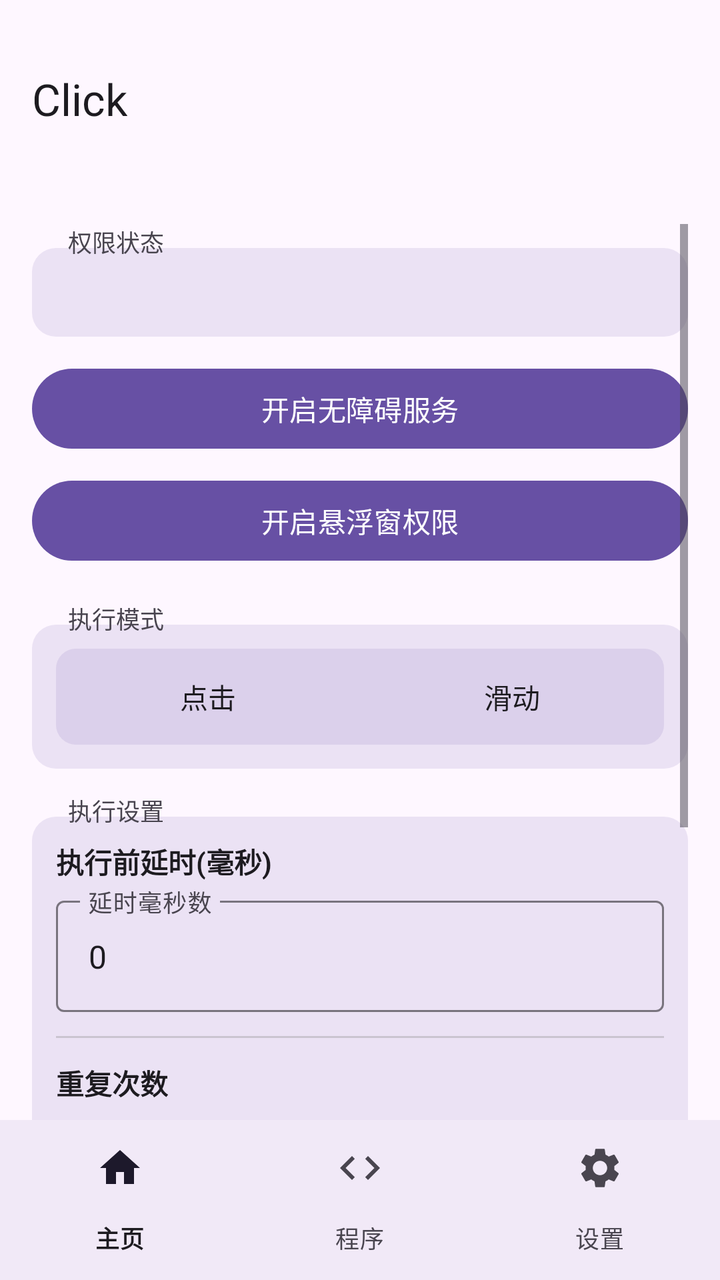
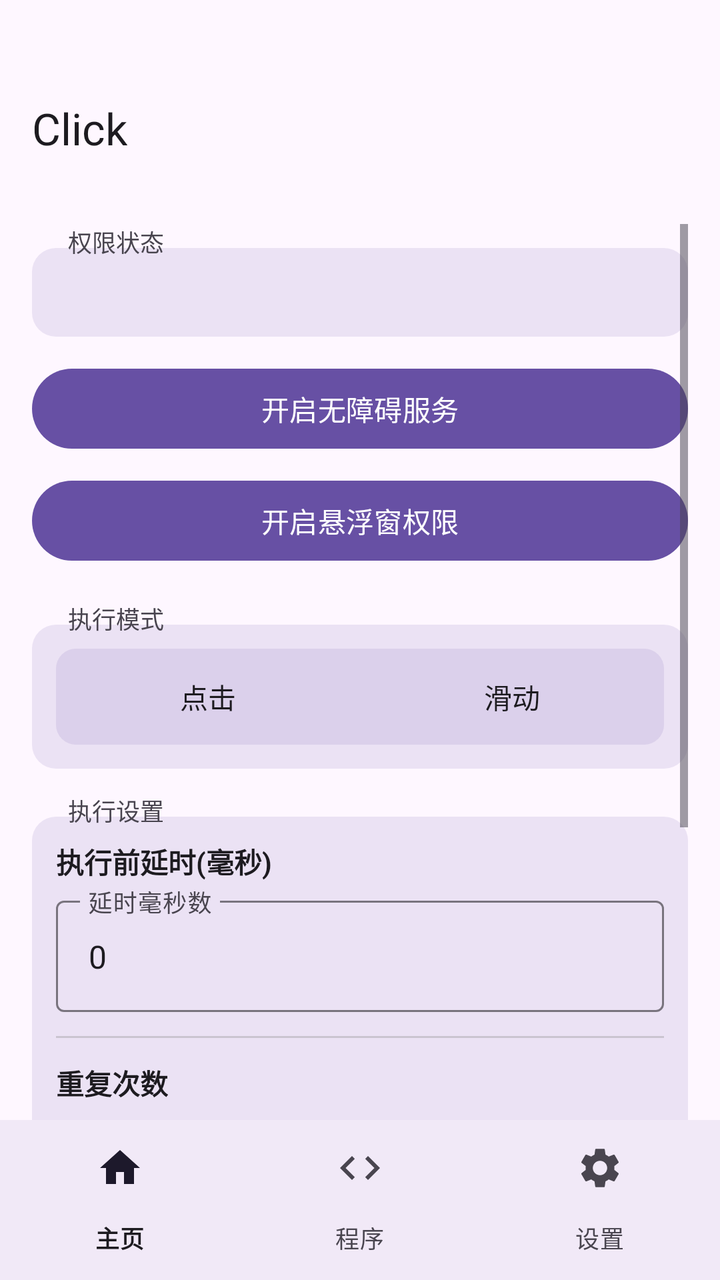

The first picture is an Android layout as it rendered before a commit; the second is the same layout after the commit. The layout source and the unified diff follow.
<!-- AndroidManifest.xml: activity theme Theme.Click -->
<!-- res/layout/activity_main.xml -->
<?xml version="1.0" encoding="utf-8"?>
<LinearLayout xmlns:android="http://schemas.android.com/apk/res/android"
    xmlns:app="http://schemas.android.com/apk/res-auto"
    android:layout_width="match_parent"
    android:layout_height="match_parent"
    android:fitsSystemWindows="false"
    android:orientation="vertical">

    
    <com.google.android.material.appbar.MaterialToolbar
        android:id="@+id/toolbar"
        android:layout_width="match_parent"
        android:layout_height="96dp"
        android:paddingBottom="28dp"
        android:gravity="bottom"
        android:background="?attr/colorSurface"
        app:title="Click"
        app:titleTextColor="?attr/colorOnSurface" />

    
    <ScrollView
        android:id="@+id/home_content"
        android:layout_width="match_parent"
        android:layout_height="0dp"
        android:layout_weight="1"
        android:clipToPadding="false"
        android:paddingBottom="16dp"
        android:paddingHorizontal="16dp"
        android:paddingTop="16dp">

        <LinearLayout
            android:layout_width="match_parent"
            android:layout_height="wrap_content"
            android:orientation="vertical">

            
            <TextView
                android:layout_width="wrap_content"
                android:layout_height="wrap_content"
                android:text="权限状态"
                android:textSize="12sp"
                android:textColor="?attr/colorOnSurfaceVariant"
                android:background="@android:color/transparent"
                android:paddingHorizontal="6dp"
                android:layout_marginStart="12dp"
                android:layout_marginBottom="-6dp"
                android:elevation="2dp" />

            
            <LinearLayout
                android:layout_width="match_parent"
                android:layout_height="wrap_content"
                android:orientation="vertical"
                android:background="@drawable/section_border"
                android:padding="12dp">

                <TextView
                    android:id="@+id/statusText"
                    android:layout_width="match_parent"
                    android:layout_height="wrap_content"
                    android:gravity="start"
                    android:textSize="15sp"
                    android:textStyle="bold"
                    android:textColor="?attr/colorOnSurface" />
            </LinearLayout>

            <Button
                android:id="@+id/btnEnableService"
                android:layout_width="match_parent"
                android:layout_height="wrap_content"
                android:layout_marginTop="12dp"
                android:text="开启无障碍服务" />

            <Button
                android:id="@+id/btnEnableOverlay"
                android:layout_width="match_parent"
                android:layout_height="wrap_content"
                android:layout_marginTop="8dp"
                android:text="开启悬浮窗权限" />

            
            <TextView
                android:layout_width="wrap_content"
                android:layout_height="wrap_content"
                android:layout_marginTop="16dp"
                android:text="执行模式"
                android:textSize="12sp"
                android:textColor="?attr/colorOnSurfaceVariant"
                android:background="@android:color/transparent"
                android:paddingHorizontal="6dp"
                android:layout_marginStart="12dp"
                android:layout_marginBottom="-6dp"
                android:elevation="2dp" />

            
            <LinearLayout
                android:layout_width="match_parent"
                android:layout_height="wrap_content"
                android:orientation="vertical"
                android:background="@drawable/section_border"
                android:padding="12dp">

                <FrameLayout
                    android:layout_width="match_parent"
                    android:layout_height="wrap_content"
                    android:background="@drawable/segment_bg">

                    <View
                        android:id="@+id/modeIndicator"
                        android:layout_width="0dp"
                        android:layout_height="36dp"
                        android:layout_gravity="center_vertical"
                        android:layout_marginStart="4dp"
                        android:background="@drawable/segment_selected" />

                    <LinearLayout
                        android:layout_width="match_parent"
                        android:layout_height="wrap_content"
                        android:orientation="horizontal">

                        <Button
                            android:id="@+id/radioClick"
                            android:layout_width="0dp"
                            android:layout_height="wrap_content"
                            android:layout_weight="1"
                            android:text="点击"
                            android:background="@android:color/transparent"
                            android:textColor="@color/btn_text_selector" />

                        <Button
                            android:id="@+id/radioSwipe"
                            android:layout_width="0dp"
                            android:layout_height="wrap_content"
                            android:layout_weight="1"
                            android:text="滑动"
                            android:background="@android:color/transparent"
                            android:textColor="@color/btn_text_selector" />
                    </LinearLayout>
                </FrameLayout>

                <LinearLayout
                    android:id="@+id/swipeParams"
                    android:layout_width="match_parent"
                    android:layout_height="wrap_content"
                    android:orientation="vertical"
                    android:visibility="gone"
                    android:layout_marginTop="12dp">

                    <View
                        android:layout_width="match_parent"
                        android:layout_height="1dp"
                        android:background="?attr/colorOutlineVariant" />

                    <TextView
                        android:layout_width="wrap_content"
                        android:layout_height="wrap_content"
                        android:layout_marginTop="12dp"
                        android:text="滑动方式"
                        android:textSize="13sp"
                        android:textStyle="bold"
                        android:textColor="?attr/colorOnSurface" />

                    <FrameLayout
                        android:layout_width="match_parent"
                        android:layout_height="wrap_content"
                        android:layout_marginTop="8dp"
                        android:background="@drawable/segment_bg">

                        <View
                            android:id="@+id/swipeMethodIndicator"
                            android:layout_width="0dp"
                            android:layout_height="36dp"
                            android:layout_gravity="center_vertical"
                            android:layout_marginStart="4dp"
                            android:background="@drawable/segment_selected" />

                        <LinearLayout
                            android:layout_width="match_parent"
                            android:layout_height="wrap_content"
                            android:orientation="horizontal">

                            <Button
                                android:id="@+id/radioSwipeManual"
                                android:layout_width="0dp"
                                android:layout_height="wrap_content"
                                android:layout_weight="1"
                                android:text="手动参数"
                                android:background="@android:color/transparent"
                                android:textColor="@color/btn_text_selector" />

                            <Button
                                android:id="@+id/radioSwipeGesture"
                                android:layout_width="0dp"
                                android:layout_height="wrap_content"
                                android:layout_weight="1"
                                android:text="手势录制"
                                android:background="@android:color/transparent"
                                android:textColor="@color/btn_text_selector" />
                        </LinearLayout>
                    </FrameLayout>

                    <LinearLayout
                        android:id="@+id/manualSwipeParams"
                        android:layout_width="match_parent"
                        android:layout_height="wrap_content"
                        android:orientation="vertical"
                        android:layout_marginTop="12dp">

                        <TextView
                            android:layout_width="wrap_content"
                            android:layout_height="wrap_content"
                            android:text="起点"
                            android:textSize="13sp"
                            android:textColor="?attr/colorPrimary" />

                        <LinearLayout
                            android:layout_width="match_parent"
                            android:layout_height="wrap_content"
                            android:layout_marginTop="4dp"
                            android:orientation="horizontal">

                            <com.google.android.material.textfield.TextInputLayout
                                android:layout_width="0dp"
                                android:layout_height="wrap_content"
                                android:layout_weight="1"
                                android:layout_marginEnd="4dp"
                                android:hint="起点 X (横向坐标)"
                                style="@style/Widget.Material3.TextInputLayout.OutlinedBox">

                                <com.google.android.material.textfield.TextInputEditText
                                    android:id="@+id/inputSwipeX1"
                                    android:layout_width="match_parent"
                                    android:layout_height="wrap_content"
                                    android:inputType="numberDecimal" />
                            </com.google.android.material.textfield.TextInputLayout>

                            <com.google.android.material.textfield.TextInputLayout
                                android:layout_width="0dp"
                                android:layout_height="wrap_content"
                                android:layout_weight="1"
                                android:layout_marginStart="4dp"
                                android:hint="起点 Y (纵向坐标)"
                                style="@style/Widget.Material3.TextInputLayout.OutlinedBox">

                                <com.google.android.material.textfield.TextInputEditText
                                    android:id="@+id/inputSwipeY1"
                                    android:layout_width="match_parent"
                                    android:layout_height="wrap_content"
                                    android:inputType="numberDecimal" />
                            </com.google.android.material.textfield.TextInputLayout>
                        </LinearLayout>

                        <TextView
                            android:layout_width="wrap_content"
                            android:layout_height="wrap_content"
                            android:layout_marginTop="8dp"
                            android:text="终点"
                            android:textSize="13sp"
                            android:textColor="?attr/colorPrimary" />

                        <LinearLayout
                            android:layout_width="match_parent"
                            android:layout_height="wrap_content"
                            android:layout_marginTop="4dp"
                            android:orientation="horizontal">

                            <com.google.android.material.textfield.TextInputLayout
                                android:layout_width="0dp"
                                android:layout_height="wrap_content"
                                android:layout_weight="1"
                                android:layout_marginEnd="4dp"
                                android:hint="终点 X (横向坐标)"
                                style="@style/Widget.Material3.TextInputLayout.OutlinedBox">

                                <com.google.android.material.textfield.TextInputEditText
                                    android:id="@+id/inputSwipeX2"
                                    android:layout_width="match_parent"
                                    android:layout_height="wrap_content"
                                    android:inputType="numberDecimal" />
                            </com.google.android.material.textfield.TextInputLayout>

                            <com.google.android.material.textfield.TextInputLayout
                                android:layout_width="0dp"
                                android:layout_height="wrap_content"
                                android:layout_weight="1"
                                android:layout_marginStart="4dp"
                                android:hint="终点 Y (纵向坐标)"
                                style="@style/Widget.Material3.TextInputLayout.OutlinedBox">

                                <com.google.android.material.textfield.TextInputEditText
                                    android:id="@+id/inputSwipeY2"
                                    android:layout_width="match_parent"
                                    android:layout_height="wrap_content"
                                    android:inputType="numberDecimal" />
                            </com.google.android.material.textfield.TextInputLayout>
                        </LinearLayout>

                        <TextView
                            android:layout_width="wrap_content"
                            android:layout_height="wrap_content"
                            android:layout_marginTop="8dp"
                            android:text="时长"
                            android:textSize="13sp"
                            android:textColor="?attr/colorPrimary" />

                        <com.google.android.material.textfield.TextInputLayout
                            android:layout_width="match_parent"
                            android:layout_height="wrap_content"
                            android:layout_marginTop="4dp"
                            android:hint="滑动耗时(毫秒)"
                            style="@style/Widget.Material3.TextInputLayout.OutlinedBox">

                            <com.google.android.material.textfield.TextInputEditText
                                android:id="@+id/inputSwipeDuration"
                                android:layout_width="match_parent"
                                android:layout_height="wrap_content"
                                android:inputType="number" />
                        </com.google.android.material.textfield.TextInputLayout>
                    </LinearLayout>

                    <LinearLayout
                        android:id="@+id/gestureSwipeSection"
                        android:layout_width="match_parent"
                        android:layout_height="wrap_content"
                        android:orientation="vertical"
                        android:visibility="gone"
                        android:layout_marginTop="12dp">

                        <TextView
                            android:id="@+id/lblRecordedStatus"
                            android:layout_width="wrap_content"
                            android:layout_height="wrap_content"
                            android:text=""
                            android:textSize="13sp"
                            android:textColor="?attr/colorPrimary" />

                        <Button
                            android:id="@+id/btnRecordGesture"
                            android:layout_width="match_parent"
                            android:layout_height="wrap_content"
                            android:layout_marginTop="8dp"
                            android:text="录制手势 (在屏幕上滑动)" />
                    </LinearLayout>
                </LinearLayout>
            </LinearLayout>

            
            <TextView
                android:layout_width="wrap_content"
                android:layout_height="wrap_content"
                android:layout_marginTop="12dp"
                android:text="执行设置"
                android:textSize="12sp"
                android:textColor="?attr/colorOnSurfaceVariant"
                android:background="@android:color/transparent"
                android:paddingHorizontal="6dp"
                android:layout_marginStart="12dp"
                android:layout_marginBottom="-6dp"
                android:elevation="2dp" />

            
            <LinearLayout
                android:layout_width="match_parent"
                android:layout_height="wrap_content"
                android:orientation="vertical"
                android:background="@drawable/section_border"
                android:padding="12dp">

                <TextView
                    android:layout_width="wrap_content"
                    android:layout_height="wrap_content"
                    android:text="执行前延时(毫秒)"
                    android:textSize="14sp"
                    android:textStyle="bold"
                    android:textColor="?attr/colorOnSurface" />

                <com.google.android.material.textfield.TextInputLayout
                    android:layout_width="match_parent"
                    android:layout_height="wrap_content"
                    android:layout_marginTop="4dp"
                    android:hint="延时毫秒数"
                    style="@style/Widget.Material3.TextInputLayout.OutlinedBox">

                    <com.google.android.material.textfield.TextInputEditText
                        android:id="@+id/inputDelay"
                        android:layout_width="match_parent"
                        android:layout_height="wrap_content"
                        android:inputType="number"
                        android:text="0" />
                </com.google.android.material.textfield.TextInputLayout>

                <View
                    android:layout_width="match_parent"
                    android:layout_height="1dp"
                    android:layout_marginTop="12dp"
                    android:background="?attr/colorOutlineVariant" />

                <TextView
                    android:layout_width="wrap_content"
                    android:layout_height="wrap_content"
                    android:layout_marginTop="12dp"
                    android:text="重复次数"
                    android:textSize="14sp"
                    android:textStyle="bold"
                    android:textColor="?attr/colorOnSurface" />

                <LinearLayout
                    android:layout_width="match_parent"
                    android:layout_height="wrap_content"
                    android:layout_marginTop="8dp"
                    android:orientation="horizontal"
                    android:gravity="center_vertical">

                    <com.google.android.material.textfield.TextInputLayout
                        android:layout_width="0dp"
                        android:layout_height="wrap_content"
                        android:layout_weight="1"
                        android:hint="次数"
                        style="@style/Widget.Material3.TextInputLayout.OutlinedBox">

                        <com.google.android.material.textfield.TextInputEditText
                            android:id="@+id/inputRepeat"
                            android:layout_width="match_parent"
                            android:layout_height="wrap_content"
                            android:inputType="number"
                            android:text="1" />
                    </com.google.android.material.textfield.TextInputLayout>

                    <com.google.android.material.materialswitch.MaterialSwitch
                        android:id="@+id/checkInfinite"
                        android:layout_width="wrap_content"
                        android:layout_height="wrap_content"
                        android:layout_marginStart="12dp"
                        android:text="无限循环" />
                </LinearLayout>
            </LinearLayout>

            <FrameLayout
                android:layout_width="match_parent"
                android:layout_height="wrap_content"
                android:layout_marginTop="24dp">

                <Button
                    android:id="@+id/btnStartFloating"
                    android:layout_width="match_parent"
                    android:layout_height="wrap_content"
                    android:text="启动悬浮球"
                    android:enabled="false" />

                <View
                    android:id="@+id/btnStartOverlay"
                    android:layout_width="match_parent"
                    android:layout_height="match_parent"
                    android:background="@android:color/transparent"
                    android:clickable="true"
                    android:visibility="gone" />
            </FrameLayout>

            <Button
                android:id="@+id/btnStopFloating"
                android:layout_width="match_parent"
                android:layout_height="wrap_content"
                android:layout_marginTop="8dp"
                android:text="停止悬浮球"
                android:enabled="false" />

        </LinearLayout>
    </ScrollView>

    
    <LinearLayout
        android:id="@+id/program_page"
        android:layout_width="match_parent"
        android:layout_height="0dp"
        android:layout_weight="1"
        android:orientation="vertical"
        android:gravity="center"
        android:visibility="gone" />

    
    <LinearLayout
        android:id="@+id/settings_page"
        android:layout_width="match_parent"
        android:layout_height="0dp"
        android:layout_weight="1"
        android:orientation="vertical"
        android:gravity="center"
        android:visibility="gone" />

    
    <com.google.android.material.bottomnavigation.BottomNavigationView
        android:id="@+id/bottom_navigation"
        android:layout_width="match_parent"
        android:layout_height="wrap_content"
        android:background="?attr/colorSurface"
        app:labelVisibilityMode="labeled"
        app:menu="@menu/bottom_nav_menu" />

</LinearLayout>
<!-- resources referenced by this layout -->
<resources>
  <!-- drawable section_border (drawable) -->
  <?xml version="1.0" encoding="utf-8"?>
  <shape xmlns:android="http://schemas.android.com/apk/res/android"
      android:shape="rectangle">
      <solid android:color="@color/section_background" />
      <corners android:radius="12dp" />
  </shape>
  <!-- drawable segment_bg (drawable) -->
  <?xml version="1.0" encoding="utf-8"?>
  <shape xmlns:android="http://schemas.android.com/apk/res/android"
      android:shape="rectangle">
      <solid android:color="#206750A4" />
      <corners android:radius="10dp" />
  </shape>
  <!-- drawable segment_selected (drawable) -->
  <?xml version="1.0" encoding="utf-8"?>
  <shape xmlns:android="http://schemas.android.com/apk/res/android"
      android:shape="rectangle">
      <solid android:color="@color/md_theme_primary" />
      <corners android:radius="8dp" />
  </shape>
  <style name="Theme.Click" parent="Theme.Material3.DayNight.NoActionBar">
          <item name="colorPrimary">@color/md_theme_primary</item>
          <item name="colorOnPrimary">@color/md_theme_onPrimary</item>
          <item name="colorPrimaryContainer">@color/md_theme_primaryContainer</item>
          <item name="colorOnPrimaryContainer">@color/md_theme_onPrimaryContainer</item>
          <item name="colorSecondary">@color/md_theme_secondary</item>
          <item name="colorOnSecondary">@color/md_theme_onSecondary</item>
          <item name="colorSecondaryContainer">@color/md_theme_secondaryContainer</item>
          <item name="colorOnSecondaryContainer">@color/md_theme_onSecondaryContainer</item>
          <item name="android:colorBackground">@color/md_theme_background</item>
          <item name="colorOnBackground">@color/md_theme_onBackground</item>
          <item name="colorSurface">@color/md_theme_surface</item>
          <item name="colorOnSurface">@color/md_theme_onSurface</item>
          <item name="colorSurfaceVariant">@color/md_theme_surfaceVariant</item>
          <item name="colorOnSurfaceVariant">@color/md_theme_onSurfaceVariant</item>
          <item name="colorOutline">@color/md_theme_outline</item>
          <item name="colorOutlineVariant">@color/md_theme_outlineVariant</item>
          <item name="android:statusBarColor">@color/md_theme_surface</item>
          <item name="android:navigationBarColor">@android:color/transparent</item>
          <item name="android:windowLightStatusBar">true</item>
          <item name="android:windowLightNavigationBar">true</item>
          <item name="android:windowBackground">@color/md_theme_background</item>
          
          <item name="android:windowSplashScreenBackground">@color/md_theme_background</item>
          <item name="android:windowSplashScreenAnimatedIcon">@drawable/splash_icon</item>
      </style>
  <color name="section_background">#206750A4</color>
  <color name="md_theme_primary">#6750A4</color>
  <color name="md_theme_onPrimary">#FFFFFF</color>
  <color name="md_theme_primaryContainer">#EADDFF</color>
  <color name="md_theme_onPrimaryContainer">#21005D</color>
  <color name="md_theme_secondary">#625B71</color>
  <color name="md_theme_onSecondary">#FFFFFF</color>
  <color name="md_theme_secondaryContainer">#E8DEF8</color>
  <color name="md_theme_onSecondaryContainer">#1D192B</color>
  <color name="md_theme_background">#FEF7FF</color>
  <color name="md_theme_onBackground">#1D1B20</color>
  <color name="md_theme_surface">#FEF7FF</color>
  <color name="md_theme_onSurface">#1D1B20</color>
  <color name="md_theme_surfaceVariant">#E7E0EC</color>
  <color name="md_theme_onSurfaceVariant">#49454F</color>
  <color name="md_theme_outline">#79747E</color>
  <color name="md_theme_outlineVariant">#CAC4D0</color>
  <!-- drawable splash_icon: png bitmap (drawable, 131094 bytes) -->
</resources>

<!-- the commit's change to res/layout/activity_main.xml (unified diff, before → after) -->
@@ -7,15 +7,19 @@
     android:orientation="vertical">
 
     
-    <com.google.android.material.appbar.MaterialToolbar
-        android:id="@+id/toolbar"
+    <FrameLayout
         android:layout_width="match_parent"
         android:layout_height="96dp"
-        android:paddingBottom="28dp"
-        android:gravity="bottom"
-        android:background="?attr/colorSurface"
-        app:title="Click"
-        app:titleTextColor="?attr/colorOnSurface" />
+        android:background="?attr/colorSurface">
+
+        <com.google.android.material.appbar.MaterialToolbar
+            android:id="@+id/toolbar"
+            android:layout_width="match_parent"
+            android:layout_height="wrap_content"
+            android:layout_gravity="bottom"
+            app:title="Click"
+            app:titleTextColor="?attr/colorOnSurface" />
+    </FrameLayout>
 
     
     <ScrollView
